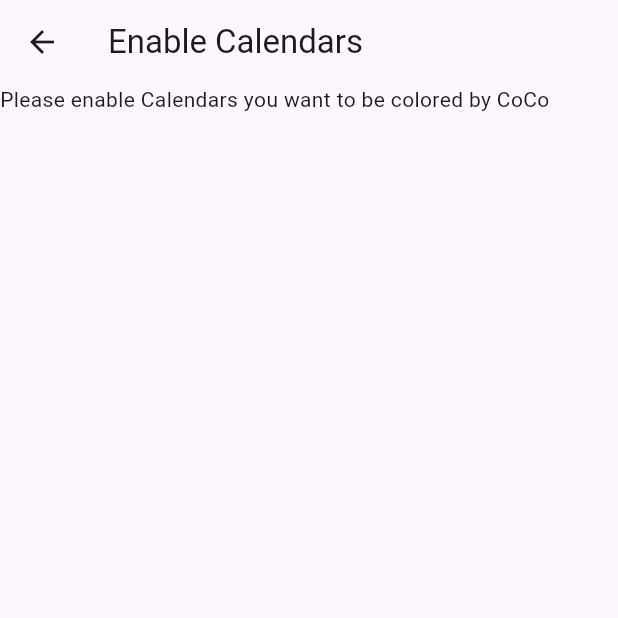
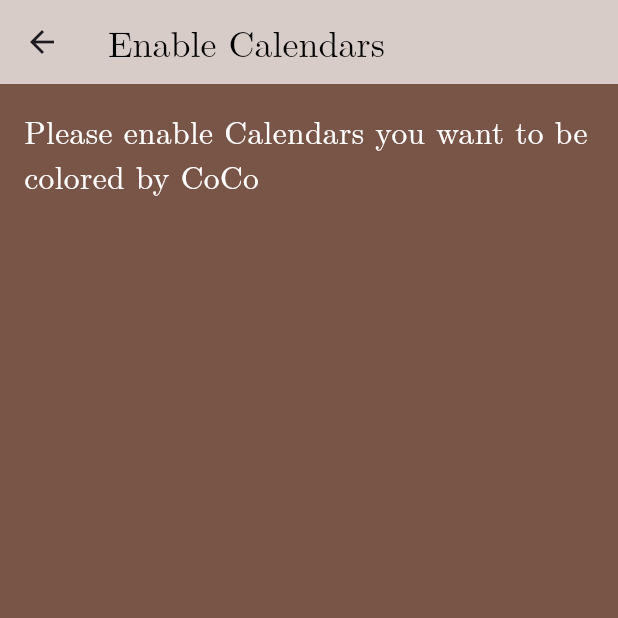
Before and after one commit to SirSirom/ProjectCoCo, a Flutter app: the screen it shows after launch, after a tap on "Sign in with Google", on a phone screen of 412 x 824 dp, the top half of it. Run offline on Flutter 3.47's test engine with Material 3 defaults, Android fonts, the phone set to English and light mode, and no system bars.

Commit message:
implemented custom font

```diff
--- a/lib/main.dart
+++ b/lib/main.dart
@@ -46,7 +46,7 @@
             ),
 
             //SPACING
-            const SizedBox(height: 50),
+            const SizedBox(height: 30),
 
             //ÜBERSCHIFT
             const Text(
@@ -54,13 +54,12 @@
               style: TextStyle(
                 fontSize: 52,
                 color: Colors.white,
-                fontFamily: 'Times New Roman',
-                fontWeight: FontWeight.bold,
+                fontFamily: 'NewComputerModern',
               ),
             ),
 
             //SPACING
-            const SizedBox(height: 20),
+            const SizedBox(height: 40),
 
             //TEXT
             Container(
@@ -75,7 +74,7 @@
                 style: TextStyle(
                   color: Colors.white,
                   fontSize: 21,
-                  fontFamily: 'Times New Roman',
+                  fontFamily: 'NewComputerModern',
                 ),
                 textAlign: TextAlign.center,
               ),
@@ -118,16 +117,32 @@
   @override
   Widget build(BuildContext context) {
     return Scaffold(
+      backgroundColor: Colors.brown,
       appBar: AppBar(
-        title: const Text('Enable Calendars'),
+        title: const Text(
+            'Enable Calendars',
+            style: TextStyle(
+                color: Colors.black,
+                fontSize: 24, fontFamily: 'NewComputerModern'
+            )
+        ),
+        backgroundColor: Colors.brown[100],
       ),
       body: Center(
 
-        //TEXT
-        child: Align(
-          alignment: Alignment.topLeft,
-          child: Text(
-            "Please enable Calendars you want to be colored by CoCo"
+        child: Padding(
+          padding: const EdgeInsets.all(16.0),
+          //TEXT
+          child: Align(
+            alignment: Alignment.topLeft,
+            child: Text(
+              "Please enable Calendars you want to be colored by CoCo",
+              style: TextStyle(
+                color: Colors.white,
+                fontSize: 21,
+                fontFamily: 'NewComputerModern',
+              ),
+            ),
           ),
         ),
 
```
Also changed, not shown: assets/images/google_logo.svg (deleted).
